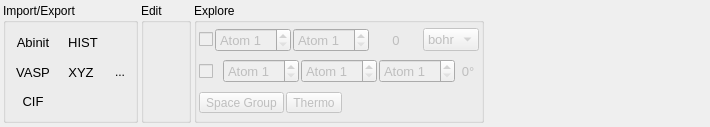
Old version of the form home.ui in the repository piti-diablotin/qAgate.
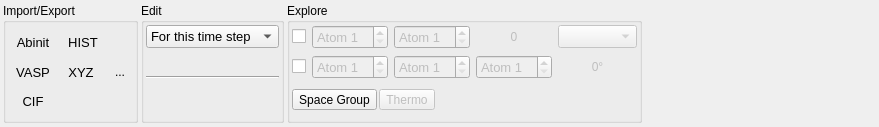
New version of the form. Icons and pictures are not drawn. Custom widgets are drawn as their Qt base class.

Commit message: Finish home tabulation.

What changed in the file:
```diff
--- a/home.ui
+++ b/home.ui
@@ -6,7 +6,7 @@
    <rect>
     <x>0</x>
     <y>0</y>
-    <width>710</width>
+    <width>879</width>
     <height>127</height>
    </rect>
   </property>
@@ -324,14 +324,442 @@
     </widget>
    </item>
    <item>
-    <widget class="QGroupBox" name="groupBox_2">
+    <widget class="QGroupBox" name="edit">
+     <property name="enabled">
+      <bool>true</bool>
+     </property>
+     <property name="sizePolicy">
+      <sizepolicy hsizetype="Fixed" vsizetype="Preferred">
+       <horstretch>0</horstretch>
+       <verstretch>0</verstretch>
+      </sizepolicy>
+     </property>
      <property name="title">
       <string>Edit</string>
      </property>
+     <layout class="QVBoxLayout" name="verticalLayout_2">
+      <property name="spacing">
+       <number>2</number>
+      </property>
+      <property name="leftMargin">
+       <number>2</number>
+      </property>
+      <property name="topMargin">
+       <number>2</number>
+      </property>
+      <property name="rightMargin">
+       <number>2</number>
+      </property>
+      <property name="bottomMargin">
+       <number>2</number>
+      </property>
+      <item>
+       <widget class="QWidget" name="widget_4" native="true">
+        <layout class="QVBoxLayout" name="verticalLayout_3">
+         <property name="spacing">
+          <number>2</number>
+         </property>
+         <property name="leftMargin">
+          <number>0</number>
+         </property>
+         <property name="topMargin">
+          <number>0</number>
+         </property>
+         <property name="rightMargin">
+          <number>0</number>
+         </property>
+         <property name="bottomMargin">
+          <number>0</number>
+         </property>
+         <item>
+          <widget class="QComboBox" name="choiceWhat">
+           <property name="sizePolicy">
+            <sizepolicy hsizetype="Minimum" vsizetype="Fixed">
+             <horstretch>0</horstretch>
+             <verstretch>0</verstretch>
+            </sizepolicy>
+           </property>
+           <property name="font">
+            <font>
+             <pointsize>10</pointsize>
+            </font>
+           </property>
+           <property name="frame">
+            <bool>true</bool>
+           </property>
+           <item>
+            <property name="text">
+             <string>For this time step</string>
+            </property>
+           </item>
+           <item>
+            <property name="text">
+             <string>For all</string>
+            </property>
+           </item>
+          </widget>
+         </item>
+         <item>
+          <widget class="QWidget" name="widget_5" native="true">
+           <property name="sizePolicy">
+            <sizepolicy hsizetype="Minimum" vsizetype="Preferred">
+             <horstretch>0</horstretch>
+             <verstretch>0</verstretch>
+            </sizepolicy>
+           </property>
+           <layout class="QHBoxLayout" name="horizontalLayout_2">
+            <property name="spacing">
+             <number>2</number>
+            </property>
+            <property name="leftMargin">
+             <number>0</number>
+            </property>
+            <property name="topMargin">
+             <number>0</number>
+            </property>
+            <property name="rightMargin">
+             <number>0</number>
+            </property>
+            <property name="bottomMargin">
+             <number>0</number>
+            </property>
+            <item>
+             <widget class="QToolButton" name="periodic">
+              <property name="font">
+               <font>
+                <pointsize>10</pointsize>
+               </font>
+              </property>
+              <property name="toolTip">
+               <string>Set atoms inside the cell</string>
+              </property>
+              <property name="statusTip">
+               <string>Set atoms inside the cell</string>
+              </property>
+              <property name="whatsThis">
+               <string>Set atoms inside the cell</string>
+              </property>
+              <property name="text">
+               <string/>
+              </property>
+              <property name="icon">
+               <iconset resource="qagate.qrc">
+                <normaloff>:/home/icons/periodic.svg</normaloff>:/home/icons/periodic.svg</iconset>
+              </property>
+              <property name="iconSize">
+               <size>
+                <width>17</width>
+                <height>17</height>
+               </size>
+              </property>
+              <property name="autoRaise">
+               <bool>true</bool>
+              </property>
+             </widget>
+            </item>
+            <item>
+             <widget class="QToolButton" name="deperiodic">
+              <property name="toolTip">
+               <string>Set continuous trajectory</string>
+              </property>
+              <property name="statusTip">
+               <string>Set continuous trajectory</string>
+              </property>
+              <property name="whatsThis">
+               <string>Set continuous trajectory</string>
+              </property>
+              <property name="text">
+               <string/>
+              </property>
+              <property name="icon">
+               <iconset resource="qagate.qrc">
+                <normaloff>:/home/icons/noperiodic.svg</normaloff>:/home/icons/noperiodic.svg</iconset>
+              </property>
+              <property name="iconSize">
+               <size>
+                <width>17</width>
+                <height>17</height>
+               </size>
+              </property>
+              <property name="autoRaise">
+               <bool>true</bool>
+              </property>
+             </widget>
+            </item>
+            <item>
+             <widget class="QToolButton" name="shift">
+              <property name="font">
+               <font>
+                <pointsize>10</pointsize>
+               </font>
+              </property>
+              <property name="toolTip">
+               <string>Shift origin</string>
+              </property>
+              <property name="statusTip">
+               <string>Shift origin</string>
+              </property>
+              <property name="whatsThis">
+               <string>Shift origin</string>
+              </property>
+              <property name="text">
+               <string/>
+              </property>
+              <property name="icon">
+               <iconset resource="qagate.qrc">
+                <normaloff>:/home/icons/shift.svg</normaloff>:/home/icons/shift.svg</iconset>
+              </property>
+              <property name="iconSize">
+               <size>
+                <width>17</width>
+                <height>17</height>
+               </size>
+              </property>
+              <property name="autoRaise">
+               <bool>true</bool>
+              </property>
+             </widget>
+            </item>
+            <item>
+             <spacer name="horizontalSpacer_4">
+              <property name="orientation">
+               <enum>Qt::Horizontal</enum>
+              </property>
+              <property name="sizeHint" stdset="0">
+               <size>
+                <width>0</width>
+                <height>20</height>
+               </size>
+              </property>
+             </spacer>
+            </item>
+           </layout>
+          </widget>
+         </item>
+        </layout>
+       </widget>
+      </item>
+      <item>
+       <widget class="Line" name="line">
+        <property name="orientation">
+         <enum>Qt::Horizontal</enum>
+        </property>
+       </widget>
+      </item>
+      <item>
+       <widget class="QWidget" name="widget_2" native="true">
+        <layout class="QGridLayout" name="gridLayout_3">
+         <property name="leftMargin">
+          <number>0</number>
+         </property>
+         <property name="topMargin">
+          <number>0</number>
+         </property>
+         <property name="rightMargin">
+          <number>0</number>
+         </property>
+         <property name="bottomMargin">
+          <number>0</number>
+         </property>
+         <property name="spacing">
+          <number>2</number>
+         </property>
+         <item row="1" column="3">
+          <widget class="QToolButton" name="typat">
+           <property name="font">
+            <font>
+             <pointsize>10</pointsize>
+            </font>
+           </property>
+           <property name="toolTip">
+            <string>Change atom type</string>
+           </property>
+           <property name="statusTip">
+            <string>Change atom type</string>
+           </property>
+           <property name="whatsThis">
+            <string>Change atom type</string>
+           </property>
+           <property name="text">
+            <string/>
+           </property>
+           <property name="icon">
+            <iconset resource="qagate.qrc">
+             <normaloff>:/home/icons/typat.svg</normaloff>:/home/icons/typat.svg</iconset>
+           </property>
+           <property name="iconSize">
+            <size>
+             <width>17</width>
+             <height>17</height>
+            </size>
+           </property>
+           <property name="autoRaise">
+            <bool>true</bool>
+           </property>
+          </widget>
+         </item>
+         <item row="1" column="0">
+          <widget class="QToolButton" name="supercell">
+           <property name="enabled">
+            <bool>true</bool>
+           </property>
+           <property name="font">
+            <font>
+             <pointsize>10</pointsize>
+            </font>
+           </property>
+           <property name="toolTip">
+            <string>Make supercell</string>
+           </property>
+           <property name="statusTip">
+            <string>Make supercell</string>
+           </property>
+           <property name="whatsThis">
+            <string>Make supercell</string>
+           </property>
+           <property name="text">
+            <string/>
+           </property>
+           <property name="icon">
+            <iconset resource="qagate.qrc">
+             <normaloff>:/home/icons/supercell.svg</normaloff>:/home/icons/supercell.svg</iconset>
+           </property>
+           <property name="iconSize">
+            <size>
+             <width>17</width>
+             <height>17</height>
+            </size>
+           </property>
+           <property name="autoRaise">
+            <bool>true</bool>
+           </property>
+          </widget>
+         </item>
+         <item row="1" column="2">
+          <widget class="QToolButton" name="centoid">
+           <property name="enabled">
+            <bool>true</bool>
+           </property>
+           <property name="font">
+            <font>
+             <pointsize>10</pointsize>
+            </font>
+           </property>
+           <property name="toolTip">
+            <string>Centroid</string>
+           </property>
+           <property name="statusTip">
+            <string>Compute centroid</string>
+           </property>
+           <property name="whatsThis">
+            <string>Compute centroid</string>
+           </property>
+           <property name="text">
+            <string/>
+           </property>
+           <property name="icon">
+            <iconset resource="qagate.qrc">
+             <normaloff>:/home/icons/centroid.svg</normaloff>:/home/icons/centroid.svg</iconset>
+           </property>
+           <property name="iconSize">
+            <size>
+             <width>17</width>
+             <height>17</height>
+            </size>
+           </property>
+           <property name="autoRaise">
+            <bool>true</bool>
+           </property>
+          </widget>
+         </item>
+         <item row="1" column="4">
+          <widget class="QToolButton" name="move">
+           <property name="font">
+            <font>
+             <pointsize>10</pointsize>
+            </font>
+           </property>
+           <property name="toolTip">
+            <string>Move atom</string>
+           </property>
+           <property name="statusTip">
+            <string>Move atom</string>
+           </property>
+           <property name="whatsThis">
+            <string>Move atom</string>
+           </property>
+           <property name="text">
+            <string/>
+           </property>
+           <property name="icon">
+            <iconset resource="qagate.qrc">
+             <normaloff>:/home/icons/move.svg</normaloff>:/home/icons/move.svg</iconset>
+           </property>
+           <property name="iconSize">
+            <size>
+             <width>17</width>
+             <height>17</height>
+            </size>
+           </property>
+           <property name="autoRaise">
+            <bool>true</bool>
+           </property>
+          </widget>
+         </item>
+         <item row="1" column="1">
+          <widget class="QToolButton" name="average">
+           <property name="enabled">
+            <bool>true</bool>
+           </property>
+           <property name="font">
+            <font>
+             <pointsize>10</pointsize>
+            </font>
+           </property>
+           <property name="toolTip">
+            <string>Average structure</string>
+           </property>
+           <property name="statusTip">
+            <string>Average structure</string>
+           </property>
+           <property name="whatsThis">
+            <string>Average structure</string>
+           </property>
+           <property name="text">
+            <string/>
+           </property>
+           <property name="icon">
+            <iconset resource="qagate.qrc">
+             <normaloff>:/home/icons/average.svg</normaloff>:/home/icons/average.svg</iconset>
+           </property>
+           <property name="iconSize">
+            <size>
+             <width>17</width>
+             <height>17</height>
+            </size>
+           </property>
+           <property name="autoRaise">
+            <bool>true</bool>
+           </property>
+          </widget>
+         </item>
+        </layout>
+       </widget>
+      </item>
+     </layout>
     </widget>
    </item>
    <item>
-    <widget class="QGroupBox" name="groupBox_3">
+    <widget class="QGroupBox" name="explore">
+     <property name="enabled">
+      <bool>true</bool>
+     </property>
+     <property name="sizePolicy">
+      <sizepolicy hsizetype="Fixed" vsizetype="Preferred">
+       <horstretch>0</horstretch>
+       <verstretch>0</verstretch>
+      </sizepolicy>
+     </property>
      <property name="title">
       <string>Explore</string>
      </property>
@@ -353,10 +781,13 @@
       </property>
       <item>
        <widget class="QWidget" name="widget" native="true">
-        <layout class="QHBoxLayout" name="horizontalLayout_2">
-         <property name="spacing">
-          <number>2</number>
-         </property>
+        <property name="sizePolicy">
+         <sizepolicy hsizetype="Preferred" vsizetype="Preferred">
+          <horstretch>0</horstretch>
+          <verstretch>0</verstretch>
+         </sizepolicy>
+        </property>
+        <layout class="QGridLayout" name="gridLayout_2">
          <property name="leftMargin">
           <number>0</number>
          </property>
@@ -369,45 +800,17 @@
          <property name="bottomMargin">
           <number>0</number>
          </property>
-         <item>
-          <widget class="QCheckBox" name="distanceCheckBox">
+         <item row="0" column="4">
+          <widget class="DistanceUnitCombo" name="distanceUnit">
            <property name="enabled">
             <bool>false</bool>
            </property>
-           <property name="font">
-            <font>
-             <pointsize>10</pointsize>
-            </font>
+           <property name="sizePolicy">
+            <sizepolicy hsizetype="Fixed" vsizetype="Fixed">
+             <horstretch>0</horstretch>
+             <verstretch>0</verstretch>
+            </sizepolicy>
            </property>
-           <property name="toolTip">
-            <string>Distance measurement</string>
-           </property>
-           <property name="statusTip">
-            <string>Distance between 2 atoms</string>
-           </property>
-           <property name="whatsThis">
-            <string>Distance measurement</string>
-           </property>
-           <property name="text">
-            <string/>
-           </property>
-           <property name="icon">
-            <iconset resource="qagate.qrc">
-             <normaloff>:/home/icons/rule.svg</normaloff>:/home/icons/rule.svg</iconset>
-           </property>
-           <property name="iconSize">
-            <size>
-             <width>17</width>
-             <height>17</height>
-            </size>
-           </property>
-          </widget>
-         </item>
-         <item>
-          <widget class="QSpinBox" name="distanceAtom1">
-           <property name="enabled">
-            <bool>false</bool>
-           </property>
            <property name="font">
             <font>
              <pointsize>10</pointsize>
@@ -422,19 +825,22 @@
            <property name="whatsThis">
             <string>Atom 1</string>
            </property>
-           <property name="prefix">
-            <string>Atom </string>
+           <property name="sizeAdjustPolicy">
+            <enum>QComboBox::AdjustToContentsOnFirstShow</enum>
            </property>
-           <property name="minimum">
-            <number>1</number>
-           </property>
           </widget>
          </item>
-         <item>
+         <item row="0" column="2">
           <widget class="QSpinBox" name="distanceAtom2">
            <property name="enabled">
             <bool>false</bool>
            </property>
+           <property name="sizePolicy">
+            <sizepolicy hsizetype="Fixed" vsizetype="Fixed">
+             <horstretch>0</horstretch>
+             <verstretch>0</verstretch>
+            </sizepolicy>
+           </property>
            <property name="font">
             <font>
              <pointsize>10</pointsize>
@@ -457,53 +863,42 @@
            </property>
           </widget>
          </item>
-         <item>
+         <item row="0" column="3">
           <widget class="QLabel" name="distanceResult">
            <property name="enabled">
             <bool>false</bool>
            </property>
            <property name="sizePolicy">
-            <sizepolicy hsizetype="Minimum" vsizetype="Preferred">
+            <sizepolicy hsizetype="Preferred" vsizetype="Preferred">
              <horstretch>0</horstretch>
              <verstretch>0</verstretch>
             </sizepolicy>
            </property>
            <property name="minimumSize">
             <size>
-             <width>50</width>
+             <width>0</width>
              <height>0</height>
             </size>
            </property>
-           <property name="font">
-            <font>
-             <pointsize>10</pointsize>
-            </font>
-           </property>
-           <property name="toolTip">
-            <string>Measurement</string>
-           </property>
-           <property name="statusTip">
-            <string>Measurement</string>
-           </property>
-           <property name="whatsThis">
-            <string>Measurement</string>
-           </property>
            <property name="text">
             <string>0</string>
            </property>
            <property name="alignment">
             <set>Qt::AlignCenter</set>
            </property>
-           <property name="margin">
-            <number>2</number>
-           </property>
           </widget>
          </item>
-         <item>
-          <widget class="QComboBox" name="distanceUnit">
+         <item row="0" column="1">
+          <widget class="QSpinBox" name="distanceAtom1">
            <property name="enabled">
             <bool>false</bool>
            </property>
+           <property name="sizePolicy">
+            <sizepolicy hsizetype="Fixed" vsizetype="Fixed">
+             <horstretch>0</horstretch>
+             <verstretch>0</verstretch>
+            </sizepolicy>
+           </property>
            <property name="font">
             <font>
              <pointsize>10</pointsize>
@@ -518,43 +913,70 @@
            <property name="whatsThis">
             <string>Unit for this distance</string>
            </property>
-           <item>
-            <property name="text">
-             <string>bohr</string>
-            </property>
-           </item>
-           <item>
-            <property name="text">
-             <string>A</string>
-            </property>
-           </item>
+           <property name="prefix">
+            <string>Atom </string>
+           </property>
+           <property name="minimum">
+            <number>1</number>
+           </property>
           </widget>
          </item>
-        </layout>
-       </widget>
-      </item>
-      <item>
-       <widget class="QWidget" name="widget_2" native="true">
-        <layout class="QHBoxLayout" name="horizontalLayout_3">
-         <property name="spacing">
-          <number>2</number>
-         </property>
-         <property name="leftMargin">
-          <number>0</number>
-         </property>
-         <property name="topMargin">
-          <number>0</number>
-         </property>
-         <property name="rightMargin">
-          <number>0</number>
-         </property>
-         <property name="bottomMargin">
-          <number>0</number>
-         </property>
-         <item>
+         <item row="0" column="0">
+          <widget class="QCheckBox" name="distanceCheckBox">
+           <property name="enabled">
+            <bool>true</bool>
+           </property>
+           <property name="sizePolicy">
+            <sizepolicy hsizetype="Fixed" vsizetype="Fixed">
+             <horstretch>0</horstretch>
+             <verstretch>0</verstretch>
+            </sizepolicy>
+           </property>
+           <property name="minimumSize">
+            <size>
+             <width>0</width>
+             <height>0</height>
+            </size>
+           </property>
+           <property name="font">
+            <font>
+             <pointsize>10</pointsize>
+            </font>
+           </property>
+           <property name="toolTip">
+            <string>Distance measurement</string>
+           </property>
+           <property name="statusTip">
+            <string>Distance between 2 atoms</string>
+           </property>
+           <property name="whatsThis">
+            <string>Distance measurement</string>
+           </property>
+           <property name="text">
+            <string/>
+           </property>
+           <property name="icon">
+            <iconset resource="qagate.qrc">
+             <normaloff>:/home/icons/rule.svg</normaloff>:/home/icons/rule.svg</iconset>
+           </property>
+           <property name="iconSize">
+            <size>
+             <width>17</width>
+             <height>17</height>
+            </size>
+           </property>
+          </widget>
+         </item>
+         <item row="1" column="0">
           <widget class="QCheckBox" name="angleCheckBox">
            <property name="enabled">
-            <bool>false</bool>
+            <bool>true</bool>
+           </property>
+           <property name="sizePolicy">
+            <sizepolicy hsizetype="Fixed" vsizetype="Fixed">
+             <horstretch>0</horstretch>
+             <verstretch>0</verstretch>
+            </sizepolicy>
            </property>
            <property name="font">
             <font>
@@ -579,11 +1001,17 @@
            </property>
           </widget>
          </item>
-         <item>
+         <item row="1" column="1">
           <widget class="QSpinBox" name="angleAtom1">
            <property name="enabled">
             <bool>false</bool>
            </property>
+           <property name="sizePolicy">
+            <sizepolicy hsizetype="Fixed" vsizetype="Fixed">
+             <horstretch>0</horstretch>
+             <verstretch>0</verstretch>
+            </sizepolicy>
+           </property>
            <property name="font">
             <font>
              <pointsize>10</pointsize>
@@ -606,11 +1034,17 @@
            </property>
           </widget>
          </item>
-         <item>
+         <item row="1" column="2">
           <widget class="QSpinBox" name="angleAtom2">
            <property name="enabled">
             <bool>false</bool>
            </property>
+           <property name="sizePolicy">
+            <sizepolicy hsizetype="Fixed" vsizetype="Fixed">
+             <horstretch>0</horstretch>
+             <verstretch>0</verstretch>
+            </sizepolicy>
+           </property>
            <property name="font">
             <font>
              <pointsize>10</pointsize>
@@ -633,11 +1067,17 @@
            </property>
           </widget>
          </item>
-         <item>
+         <item row="1" column="3">
           <widget class="QSpinBox" name="angleAtom3">
            <property name="enabled">
             <bool>false</bool>
            </property>
+           <property name="sizePolicy">
+            <sizepolicy hsizetype="Fixed" vsizetype="Fixed">
+             <horstretch>0</horstretch>
+             <verstretch>0</verstretch>
+            </sizepolicy>
+           </property>
            <property name="font">
             <font>
              <pointsize>10</pointsize>
@@ -660,24 +1100,22 @@
            </property>
           </widget>
          </item>
-         <item>
+         <item row="1" column="4">
           <widget class="QLabel" name="angleResult">
            <property name="enabled">
             <bool>false</bool>
            </property>
-           <property name="font">
-            <font>
-             <pointsize>10</pointsize>
-            </font>
+           <property name="sizePolicy">
+            <sizepolicy hsizetype="Preferred" vsizetype="Preferred">
+             <horstretch>0</horstretch>
+             <verstretch>0</verstretch>
+            </sizepolicy>
            </property>
-           <property name="toolTip">
-            <string>Measurement</string>
-           </property>
-           <property name="statusTip">
-            <string>Measurement</string>
-           </property>
-           <property name="whatsThis">
-            <string>Measurement</string>
+           <property name="minimumSize">
+            <size>
+             <width>0</width>
+             <height>0</height>
+            </size>
            </property>
            <property name="text">
             <string notr="true">0°</string>
@@ -685,9 +1123,6 @@
            <property name="alignment">
             <set>Qt::AlignCenter</set>
            </property>
-           <property name="margin">
-            <number>4</number>
-           </property>
           </widget>
          </item>
         </layout>
@@ -714,7 +1149,7 @@
          <item>
           <widget class="QToolButton" name="spg">
            <property name="enabled">
-            <bool>false</bool>
+            <bool>true</bool>
            </property>
            <property name="toolTip">
             <string>Space group of current time</string>
@@ -774,6 +1209,13 @@
    </item>
   </layout>
  </widget>
+ <customwidgets>
+  <customwidget>
+   <class>DistanceUnitCombo</class>
+   <extends>QComboBox</extends>
+   <header>tools/distanceunitcombo.h</header>
+  </customwidget>
+ </customwidgets>
  <resources>
   <include location="qagate.qrc"/>
  </resources>
```
Left out of the diff: 16 changed lines with no effect on the pictures. The commit also changes 41 other files.
